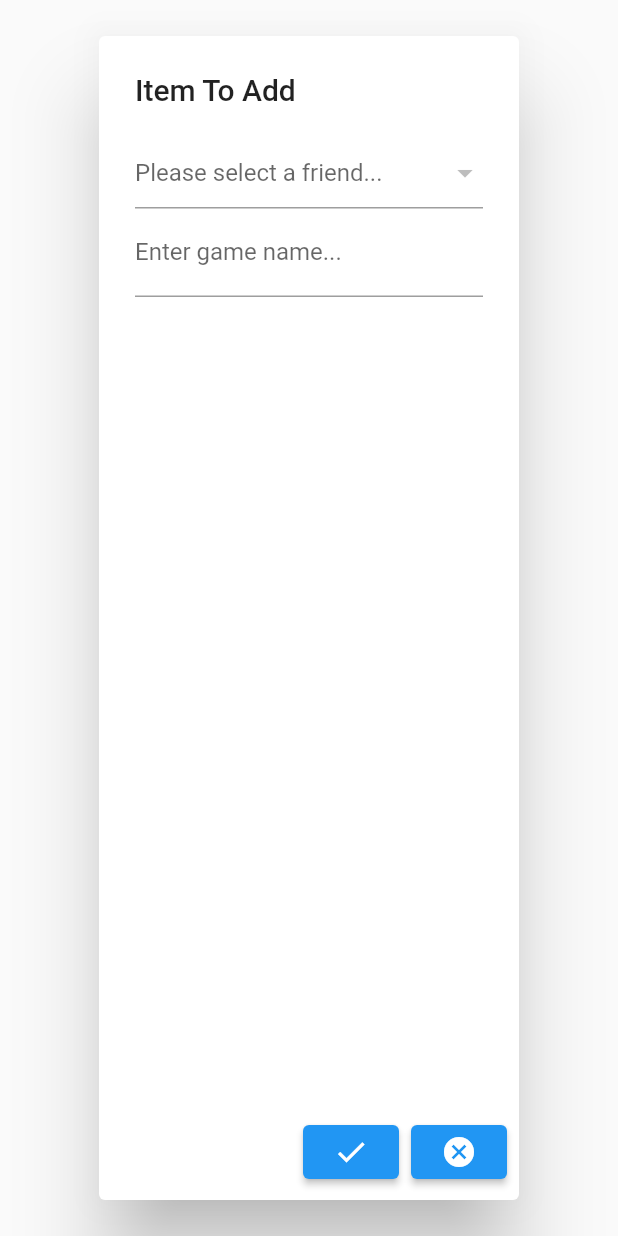
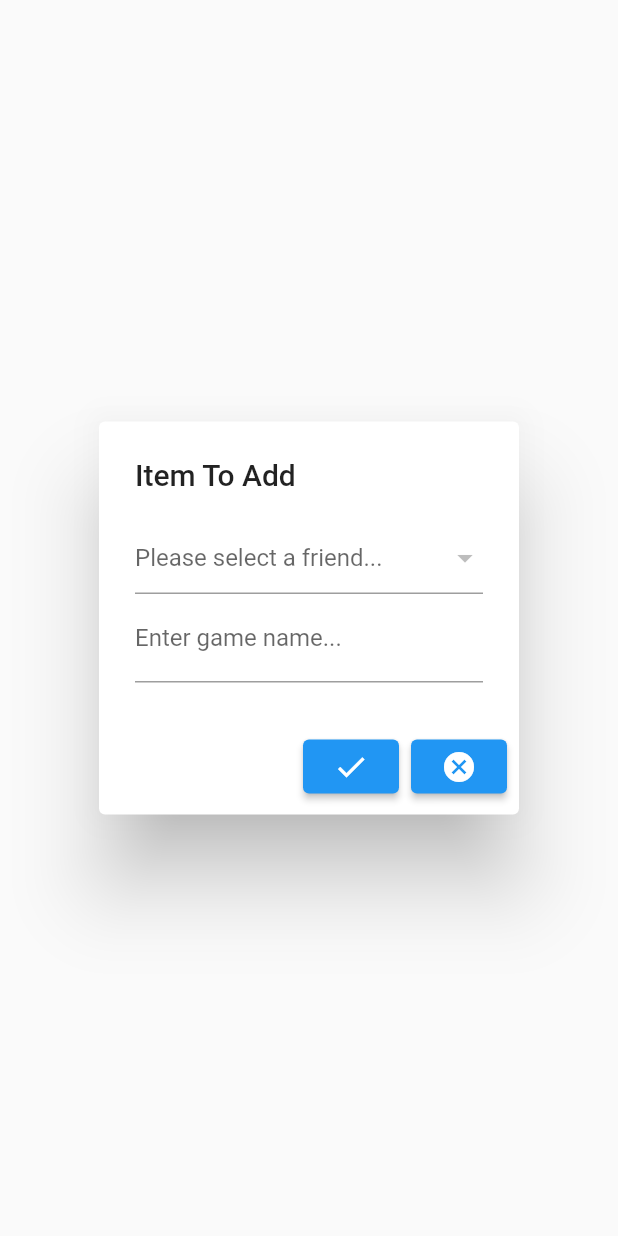
Before and after one commit to nardkeza/Komekt4, a Flutter app: the CustomAlert widget shown alone on an empty page, opened directly with empty values, on a phone screen of 412 x 824 dp. Run offline on Flutter 3.47's test engine with Material 2 defaults, Android fonts, the phone set to English and light mode, and no system bars; missing offline and left inert: dart:html.

Commit message:
fixed minor bugs in alert dialogue

```diff
--- a/komekt_4/lib/alert_dialogs.dart
+++ b/komekt_4/lib/alert_dialogs.dart
@@ -1,11 +1,11 @@
 import 'package:flutter/material.dart';
 
 class CustomAlert extends StatefulWidget {
-  const CustomAlert({super.key, required this.addFriend, this.friends});
+  const CustomAlert({super.key, required this.addFriend, required this.friends});
 
   final bool addFriend;
 
-  final Map<String, String>? friends; // type should be changed based on Friends implementation
+  final Map<String, String> friends; // type should be changed based on Friends implementation
 
   @override
   State<CustomAlert> createState() => _CustomAlertState();
@@ -59,10 +59,12 @@ class _CustomAlertState extends State<CustomAlert> {
               ),
             ])
             :
-            Column( children: [
+            Column(
+              mainAxisSize: MainAxisSize.min,
+              children: [
               DropdownButtonFormField(
                 hint: const Text('Please select a friend...'),
-                items: widget.friends!.values.map((String friend) { // needs to be replaced with corresponding map for Friends inplementation.
+                items: widget.friends.keys.map((String friend) { // needs to be replaced with corresponding map for Friends inplementation.
                   return DropdownMenuItem(
                     value: friend,
                     child: Text(friend),
```
Also changed, not shown: komekt_4/lib/home_screen.dart (+8 -8 lines).
